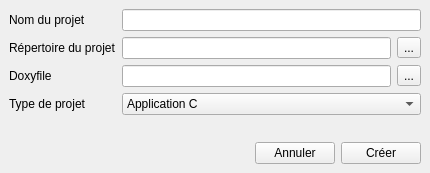
Old version of the form projects/ProjectManager/newproject.ui in the repository darkFrancis/ProjectManager.
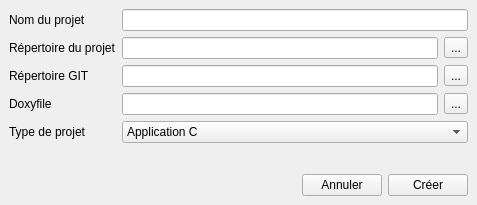
New version of the form.

Commit message: Add init Tab compiler + projet type management

Diff of the .ui file:
```diff
--- a/projects/ProjectManager/newproject.ui
+++ b/projects/ProjectManager/newproject.ui
@@ -6,8 +6,8 @@
    <rect>
     <x>0</x>
     <y>0</y>
-    <width>430</width>
-    <height>173</height>
+    <width>477</width>
+    <height>205</height>
    </rect>
   </property>
   <property name="windowTitle">
@@ -44,14 +44,14 @@
     </item>
     <item row="0" column="0" colspan="3">
      <layout class="QFormLayout" name="formLayout">
-      <item row="1" column="0">
+      <item row="2" column="0">
        <widget class="QLabel" name="label_mainGitDir">
         <property name="text">
-         <string>Répertoire du projet</string>
+         <string>Répertoire GIT</string>
         </property>
        </widget>
       </item>
-      <item row="1" column="1">
+      <item row="2" column="1">
        <layout class="QHBoxLayout" name="horizontalLayout">
         <item>
          <widget class="QLineEdit" name="lineEdit_mainGitDir">
@@ -69,7 +69,7 @@
         </item>
        </layout>
       </item>
-      <item row="2" column="1">
+      <item row="3" column="1">
        <layout class="QHBoxLayout" name="horizontalLayout_2">
         <item>
          <widget class="QLineEdit" name="lineEdit_doxyfile">
@@ -87,21 +87,21 @@
         </item>
        </layout>
       </item>
-      <item row="2" column="0">
+      <item row="3" column="0">
        <widget class="QLabel" name="label_doxyfile">
         <property name="text">
          <string>Doxyfile</string>
         </property>
        </widget>
       </item>
-      <item row="3" column="0">
+      <item row="4" column="0">
        <widget class="QLabel" name="label_projectType">
         <property name="text">
          <string>Type de projet</string>
         </property>
        </widget>
       </item>
-      <item row="3" column="1">
+      <item row="4" column="1">
        <widget class="QComboBox" name="comboBox_projectType">
         <item>
          <property name="text">
@@ -145,6 +145,27 @@
       <item row="0" column="1">
        <widget class="QLineEdit" name="lineEdit_projectName"/>
       </item>
+      <item row="1" column="0">
+       <widget class="QLabel" name="label_projectDir">
+        <property name="text">
+         <string>Répertoire du projet</string>
+        </property>
+       </widget>
+      </item>
+      <item row="1" column="1">
+       <layout class="QHBoxLayout" name="horizontalLayout_3">
+        <item>
+         <widget class="QLineEdit" name="lineEdit_projectDir"/>
+        </item>
+        <item>
+         <widget class="QToolButton" name="toolButton_projectDir">
+          <property name="text">
+           <string>...</string>
+          </property>
+         </widget>
+        </item>
+       </layout>
+      </item>
      </layout>
     </item>
    </layout>
```
The commit also changes 9 other files.
